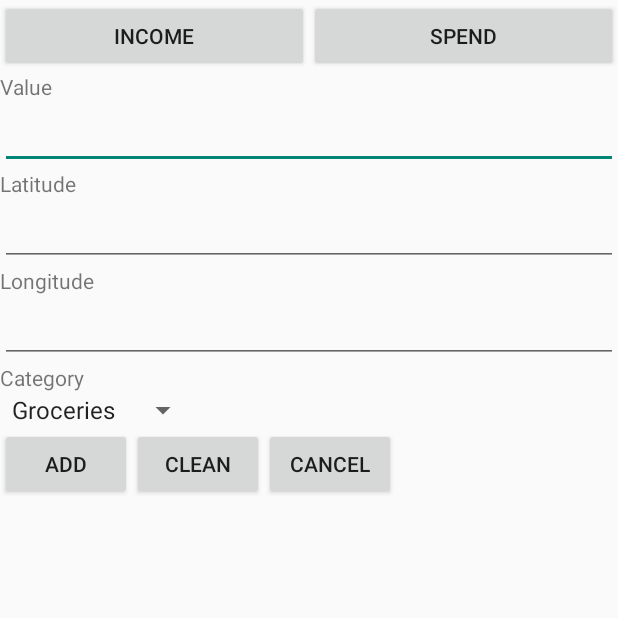
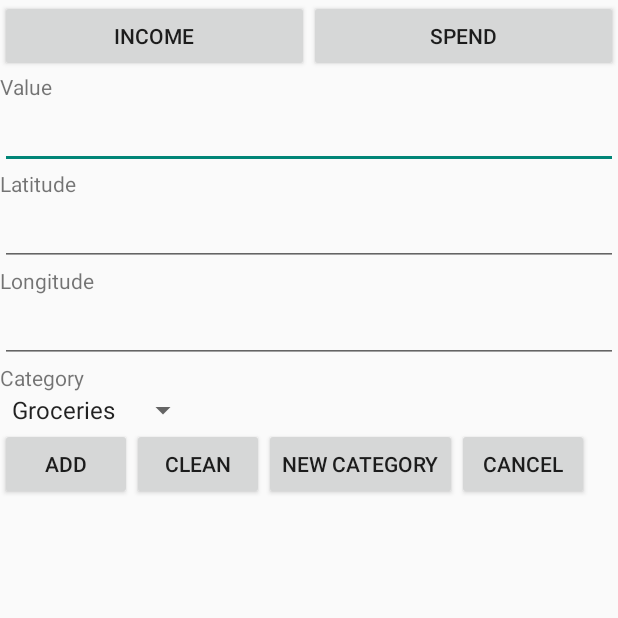
Before and after one commit to danielyoshizawa/mybudget, an Android app: the screen it shows after launch (EntityAdd), after a tap on "ADD ENTRY", on a phone screen of 412 x 824 dp, the top half of it. Run offline under Robolectric (Android 15) with nearby library versions, the phone set to English and light mode, and no system bars.

Commit message:
Added a CategoryManager and the possibility to Add new Categories

```diff
--- a/app/src/main/AndroidManifest.xml
+++ b/app/src/main/AndroidManifest.xml
@@ -47,6 +47,10 @@
             android:name=".MapsActivity"
             android:label="@string/title_activity_maps" >
         </activity>
+        <activity
+            android:name=".CategoryAdd"
+            android:label="@string/title_activity_category_add" >
+        </activity>
     </application>
 
 </manifest>
--- /dev/null
+++ b/app/src/main/java/com/depaul/daniel/mybudget/CategoryManager.java
@@ -0,0 +1,41 @@
+package com.depaul.daniel.mybudget;
+
+import java.util.ArrayList;
+
+/**
+ * Created by JordanMiguel on 18/11/15.
+ */
+public class CategoryManager {
+    private static CategoryManager instance = null;
+    private ArrayList<Category> categoryList;
+
+    protected CategoryManager() {
+        categoryList = new ArrayList<Category>();
+    }
+
+    public static CategoryManager getInstance() {
+        if (instance == null)
+            instance = new CategoryManager();
+        return instance;
+    }
+
+    public void Add(Category category) {
+        categoryList.add(category);
+    }
+
+    public ArrayList<Category> getList() {
+        return categoryList;
+    }
+
+    public Category GetCategoryAt(int position) {
+        return categoryList.get(position);
+    }
+
+    public int Size() {
+        return categoryList.size();
+    }
+
+    public void RemoveAt(int position) {
+        categoryList.remove(position);
+    }
+}
--- a/app/src/main/java/com/depaul/daniel/mybudget/CurrencyFormatInputFilter.java
+++ b/app/src/main/java/com/depaul/daniel/mybudget/CurrencyFormatInputFilter.java
@@ -8,7 +8,7 @@ import java.util.regex.Pattern;
 
 public class CurrencyFormatInputFilter implements InputFilter {
 
-    // Need to verify this Regex
+    // TODO: Verify this pattern
     Pattern mPattern = Pattern.compile("^[+-]?[0-9]{1,3}(?:[0-9]*(?:[.,][0-9]{2})?|(?:,[0-9]{3})*(?:\\.[0-9]{2})?|(?:\\.[0-9]{3})*(?:,[0-9]{2})?)$");//(0|[1-9]+[0-9]*)?(\\\\.[0-9]{0,2})?");
 
     @Override
--- a/app/src/main/java/com/depaul/daniel/mybudget/EntityAdd.java
+++ b/app/src/main/java/com/depaul/daniel/mybudget/EntityAdd.java
@@ -1,6 +1,8 @@
 package com.depaul.daniel.mybudget;
 
 import android.app.Activity;
+import android.content.Context;
+import android.content.Intent;
 import android.os.Bundle;
 import android.support.v4.content.ContextCompat;
 import android.text.InputFilter;
@@ -20,19 +22,19 @@ public class EntityAdd extends Activity {
 
     private Button addButton;
     private Button cleanButton;
+    private Button newCatButton;
     private Button cancelButton;
     private Button spendButton;
     private Button incomeButton;
     private EditText valueText;
     private EntryManager Entries;
+    private CategoryManager Categories;
     private LinearLayout layout;
     private Boolean isIncome;
 
     private EditText latitudeText;
     private EditText longitudeText;
     private Spinner categorySpinner;
-
-    private ArrayList<Category> categoryList;
 
     private Category category;
 
@@ -48,15 +50,22 @@ public class EntityAdd extends Activity {
         configureCategorySpinner();
     }
 
+    @Override
+    protected void onResume(){
+        super.onResume();
+        configureCategorySpinner();
+    }
+
     private void initialize() {
         isIncome = false;
         Entries = EntryManager.getInstance();
-        categoryList = new ArrayList<Category>();
+        Categories = CategoryManager.getInstance();
     }
 
     private void inflate() {
         valueText = (EditText) findViewById(R.id.entity_add_value);
         addButton = (Button) findViewById(R.id.entity_add_button);
+        newCatButton = (Button) findViewById(R.id.entity_newcat_button);
         cleanButton = (Button) findViewById(R.id.entity_clean_button);
         cancelButton = (Button) findViewById(R.id.entity_cancel_button);
         spendButton = (Button) findViewById(R.id.entity_add_spend_button);
@@ -81,7 +90,7 @@ public class EntityAdd extends Activity {
                 double latitude = Double.parseDouble(latitudeText.getText().toString());
                 double longitude = Double.parseDouble(longitudeText.getText().toString());
                 Entries.Add(new Entry(value, isIncome, latitude, longitude, category));
-                cleanFields();
+                finish(); // When added, its finished, so, I switched from clean to finish add activity
             }
         });
 
@@ -96,6 +105,15 @@ public class EntityAdd extends Activity {
             @Override
             public void onClick(View v) {
                 finish();
+            }
+        });
+
+        newCatButton.setOnClickListener(new View.OnClickListener() {
+            @Override
+            public void onClick(View v) {
+                Context context = v.getContext();
+                Intent intent = new Intent(context, CategoryAdd.class);
+                context.startActivity(intent);
             }
         });
 
@@ -122,25 +140,20 @@ public class EntityAdd extends Activity {
         longitudeText.setText("");
     }
 
-    private void configureCategorySpinner() { // TODO move it to a manager or else
-        categoryList.add(new Category("Groceries"));
-        categoryList.add(new Category("Bills"));
-        categoryList.add(new Category("Gas"));
-        categoryList.add(new Category("Savings"));
-
-        ArrayAdapter<Category> dataAdapter = new ArrayAdapter<Category>(this, android.R.layout.simple_spinner_item, categoryList);
+    private void configureCategorySpinner() {
+        ArrayAdapter<Category> dataAdapter = new ArrayAdapter<Category>(this, android.R.layout.simple_spinner_item, Categories.getList());
         dataAdapter.setDropDownViewResource(android.R.layout.simple_spinner_dropdown_item);
         categorySpinner.setAdapter(dataAdapter);
 
         categorySpinner.setOnItemSelectedListener(new AdapterView.OnItemSelectedListener() {
             @Override
             public void onItemSelected(AdapterView<?> parent, View view, int position, long id) {
-                category = categoryList.get(position);
+                category = Categories.GetCategoryAt(position);
             }
 
             @Override
             public void onNothingSelected(AdapterView<?> parent) {
-                category = categoryList.get(0);
+                category = Categories.GetCategoryAt(0);
             }
         });
     }
--- a/app/src/main/java/com/depaul/daniel/mybudget/MyBudget.java
+++ b/app/src/main/java/com/depaul/daniel/mybudget/MyBudget.java
@@ -20,6 +20,7 @@ public class MyBudget extends Activity {
     private TextView incomeValueLabel;
     private TextView spendValueLabel;
     private EntryManager entryManager;
+    private CategoryManager categoryManager;
 
     @Override
     protected void onCreate(Bundle savedInstanceState) {
@@ -29,6 +30,7 @@ public class MyBudget extends Activity {
         initialize();
         inflate();
         configure();
+        addCategories();
     }
 
     @Override
@@ -44,6 +46,7 @@ public class MyBudget extends Activity {
     private void initialize() {
         entryAdapter = new EntryAdapter(this);
         entryManager = EntryManager.getInstance();
+        categoryManager = CategoryManager.getInstance();
     }
 
     private void inflate() {
@@ -60,6 +63,13 @@ public class MyBudget extends Activity {
         listView.setOnItemClickListener(new ListViewOnClickListener(this, MyBudget.this));
         addButton.setOnClickListener(new AddOnClickListener(this, MyBudget.this));
         mapButton.setOnClickListener(new MapOnClickListener(this, MyBudget.this));
+    }
+
+    private void addCategories() {
+        categoryManager.Add(new Category("Groceries"));
+        categoryManager.Add(new Category("Bills"));
+        categoryManager.Add(new Category("Gas"));
+        categoryManager.Add(new Category("Savings"));
     }
 
     @Override
--- a/app/src/main/res/layout/activity_entry_add.xml
+++ b/app/src/main/res/layout/activity_entry_add.xml
@@ -87,6 +87,12 @@
                 android:text="Clean"/>
 
             <Button
+                android:id="@+id/entity_newcat_button"
+                android:layout_width="wrap_content"
+                android:layout_height="wrap_content"
+                android:text="New Category"/>
+
+            <Button
                 android:id="@+id/entity_cancel_button"
                 android:layout_width="wrap_content"
                 android:layout_height="wrap_content"
--- a/app/src/main/res/values/strings.xml
+++ b/app/src/main/res/values/strings.xml
@@ -6,4 +6,5 @@
     <string name="entry_details">Entry Details</string>
     <string name="menu_add">Add Entry</string>
     <string name="title_activity_maps">Map</string>
+    <string name="title_activity_category_add">CategoryAdd</string>
 </resources>
```
Also changed, not shown: app/src/main/java/com/depaul/daniel/mybudget/CategoryAdd.java (added, +77 -0 lines), app/src/main/res/layout/activity_category_add.xml (added, +34 -0 lines), app/src/main/res/menu/menu_category_add.xml (added, +7 -0 lines).
